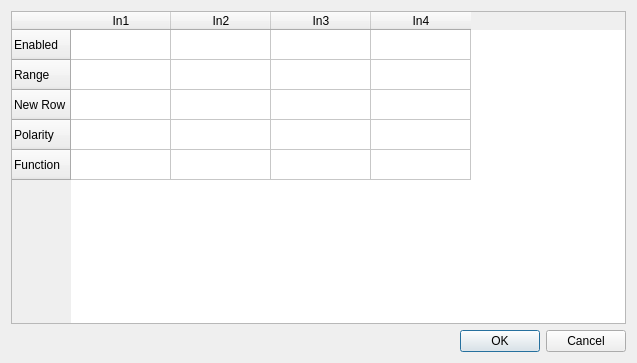
Old version of the form Aquisition/ChannelSettings_temp.ui in the repository zigorrom/PyFANS.
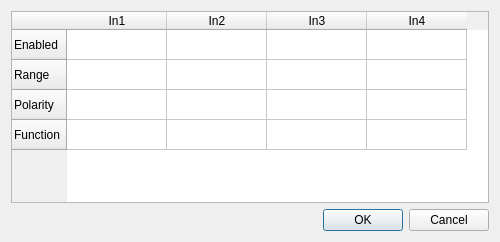
New version of the form.

What changed in the file:
```diff
--- a/Aquisition/ChannelSettings_temp.ui
+++ b/Aquisition/ChannelSettings_temp.ui
@@ -6,8 +6,8 @@
    <rect>
     <x>0</x>
     <y>0</y>
-    <width>637</width>
-    <height>363</height>
+    <width>500</width>
+    <height>218</height>
    </rect>
   </property>
   <property name="windowTitle">
@@ -20,13 +20,13 @@
    <item>
     <widget class="QTableWidget" name="tableWidget">
      <property name="sizePolicy">
-      <sizepolicy hsizetype="Expanding" vsizetype="Expanding">
+      <sizepolicy hsizetype="Minimum" vsizetype="Minimum">
        <horstretch>0</horstretch>
        <verstretch>0</verstretch>
       </sizepolicy>
      </property>
      <property name="rowCount">
-      <number>5</number>
+      <number>4</number>
      </property>
      <property name="columnCount">
       <number>4</number>
@@ -41,11 +41,6 @@
        <string>Range</string>
       </property>
      </row>
-     <row>
-      <property name="text">
-       <string>New Row</string>
-      </property>
-     </row>
      <row>
       <property name="text">
        <string>Polarity</string>
```
Left out of the diff: 8 changed lines with no effect on the pictures.
